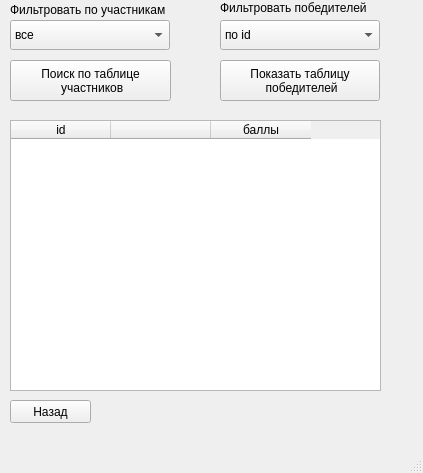
Qt form filtering.ui (brrr-ali/Scrabble) before a commit.
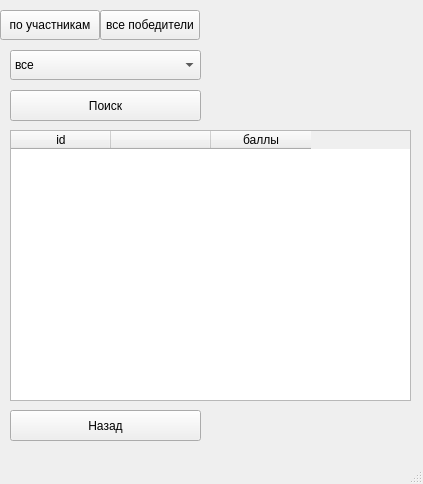
The same form after that commit.

What changed in the file:
```diff
--- a/filtering.ui
+++ b/filtering.ui
@@ -7,7 +7,7 @@
     <x>0</x>
     <y>0</y>
     <width>423</width>
-    <height>473</height>
+    <height>484</height>
    </rect>
   </property>
   <property name="minimumSize">
@@ -27,8 +27,8 @@
     <property name="geometry">
      <rect>
       <x>10</x>
-      <y>20</y>
-      <width>160</width>
+      <y>50</y>
+      <width>191</width>
       <height>30</height>
      </rect>
     </property>
@@ -42,8 +42,8 @@
     <property name="geometry">
      <rect>
       <x>10</x>
-      <y>120</y>
-      <width>371</width>
+      <y>130</y>
+      <width>401</width>
       <height>271</height>
      </rect>
     </property>
@@ -67,89 +67,63 @@
     <property name="geometry">
      <rect>
       <x>10</x>
-      <y>60</y>
-      <width>161</width>
-      <height>41</height>
+      <y>90</y>
+      <width>191</width>
+      <height>31</height>
      </rect>
     </property>
     <property name="text">
-     <string>Поиск по таблице 
- участников</string>
-    </property>
-   </widget>
-   <widget class="QLabel" name="label">
-    <property name="geometry">
-     <rect>
-      <x>10</x>
-      <y>0</y>
-      <width>161</width>
-      <height>20</height>
-     </rect>
-    </property>
-    <property name="text">
-     <string>Фильтровать по участникам</string>
-    </property>
-   </widget>
-   <widget class="QPushButton" name="pushButton_2">
-    <property name="geometry">
-     <rect>
-      <x>220</x>
-      <y>60</y>
-      <width>160</width>
-      <height>41</height>
-     </rect>
-    </property>
-    <property name="text">
-     <string>Показать таблицу 
- победителей</string>
-    </property>
-   </widget>
-   <widget class="QComboBox" name="comboBox_2">
-    <property name="geometry">
-     <rect>
-      <x>220</x>
-      <y>20</y>
-      <width>160</width>
-      <height>30</height>
-     </rect>
-    </property>
-    <item>
-     <property name="text">
-      <string>по id</string>
-     </property>
-    </item>
-    <item>
-     <property name="text">
-      <string>по баллам</string>
-     </property>
-    </item>
-   </widget>
-   <widget class="QLabel" name="label_2">
-    <property name="geometry">
-     <rect>
-      <x>220</x>
-      <y>0</y>
-      <width>161</width>
-      <height>16</height>
-     </rect>
-    </property>
-    <property name="text">
-     <string>Фильтровать победителей</string>
+     <string>Поиск</string>
     </property>
    </widget>
    <widget class="QPushButton" name="btn_back">
     <property name="geometry">
      <rect>
       <x>10</x>
-      <y>400</y>
-      <width>81</width>
-      <height>23</height>
+      <y>410</y>
+      <width>191</width>
+      <height>31</height>
      </rect>
     </property>
     <property name="text">
      <string>Назад</string>
     </property>
    </widget>
+   <widget class="QPushButton" name="filter0">
+    <property name="geometry">
+     <rect>
+      <x>0</x>
+      <y>10</y>
+      <width>100</width>
+      <height>30</height>
+     </rect>
+    </property>
+    <property name="autoFillBackground">
+     <bool>false</bool>
+    </property>
+    <property name="styleSheet">
+     <string notr="true">QPushButton {background-color:&quot;white&quot;}</string>
+    </property>
+    <property name="text">
+     <string>по участникам</string>
+    </property>
+   </widget>
+   <widget class="QPushButton" name="filter1">
+    <property name="geometry">
+     <rect>
+      <x>100</x>
+      <y>10</y>
+      <width>100</width>
+      <height>30</height>
+     </rect>
+    </property>
+    <property name="styleSheet">
+     <string notr="true">QPushButton {background-color:None}</string>
+    </property>
+    <property name="text">
+     <string>все победители</string>
+    </property>
+   </widget>
   </widget>
   <widget class="QMenuBar" name="menubar">
    <property name="geometry">
```
Left out of the diff: 5 changed lines with no effect on the pictures.
